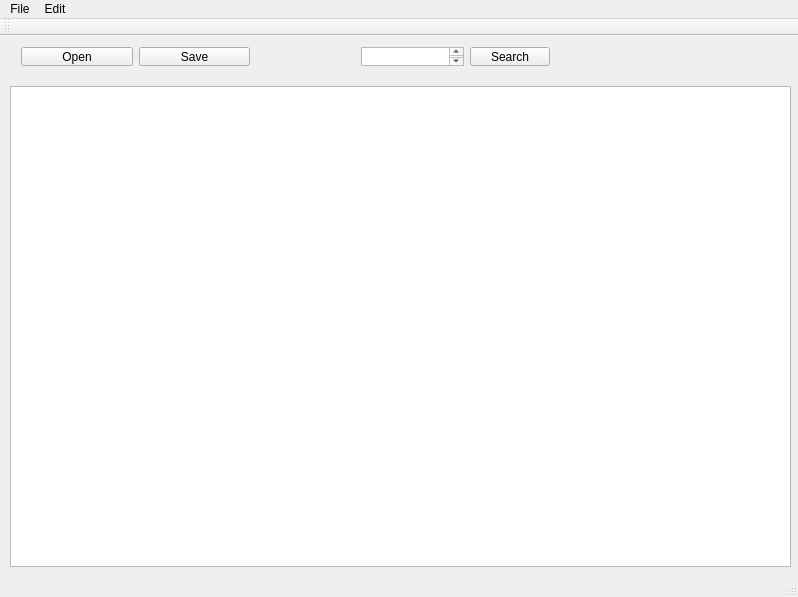
Before: the Qt Designer form fedit.ui in Ffoeg311/fedit-simple, drawn with Qt 5.
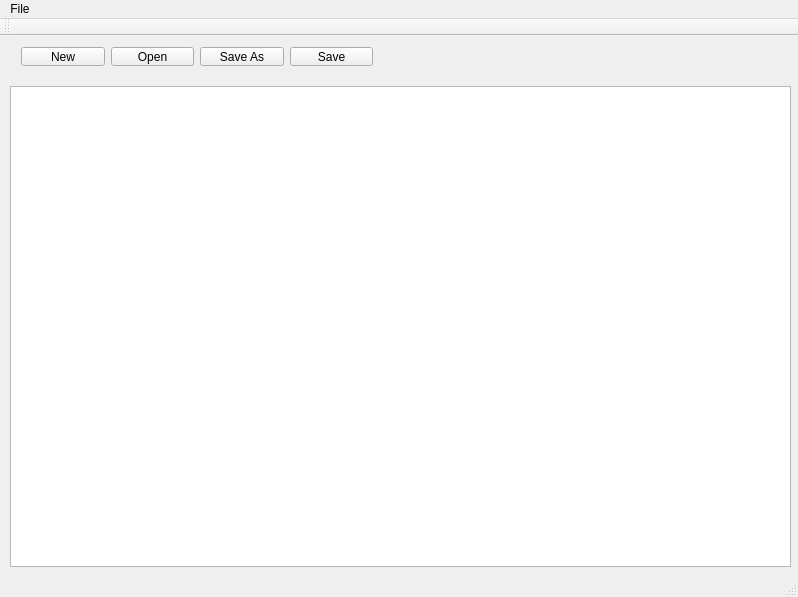
After: the same form once the commit is applied.

Commit message: Implemented functionality to start new files.

The edit to the form file:
```diff
--- a/fedit.ui
+++ b/fedit.ui
@@ -19,11 +19,18 @@
      <rect>
       <x>10</x>
       <y>0</y>
-      <width>251</width>
+      <width>374</width>
       <height>41</height>
      </rect>
     </property>
     <layout class="QHBoxLayout" name="horizontalLayout">
+     <item>
+      <widget class="QPushButton" name="newButton">
+       <property name="text">
+        <string>New</string>
+       </property>
+      </widget>
+     </item>
      <item>
       <widget class="QPushButton" name="openButton">
        <property name="text">
@@ -31,6 +38,13 @@
        </property>
       </widget>
      </item>
+     <item>
+      <widget class="QPushButton" name="saveAsButton">
+       <property name="text">
+        <string>Save As</string>
+       </property>
+      </widget>
+     </item>
      <item>
       <widget class="QPushButton" name="saveButton">
        <property name="text">
@@ -40,28 +54,6 @@
      </item>
     </layout>
    </widget>
-   <widget class="QWidget" name="horizontalLayoutWidget_2">
-    <property name="geometry">
-     <rect>
-      <x>350</x>
-      <y>0</y>
-      <width>211</width>
-      <height>41</height>
-     </rect>
-    </property>
-    <layout class="QHBoxLayout" name="horizontalLayout_2">
-     <item>
-      <widget class="QTextEdit" name="searchEdit"/>
-     </item>
-     <item>
-      <widget class="QPushButton" name="searchButton">
-       <property name="text">
-        <string>Search</string>
-       </property>
-      </widget>
-     </item>
-    </layout>
-   </widget>
    <widget class="QTextEdit" name="textEdit">
     <property name="geometry">
      <rect>
@@ -86,19 +78,9 @@
     <property name="title">
      <string>File</string>
     </property>
-    <addaction name="actionNew"/>
-    <addaction name="actionOpen"/>
-    <addaction name="actionSave"/>
-    <addaction name="actionSave_As"/>
-    <addaction name="actionClose"/>
-   </widget>
-   <widget class="QMenu" name="menuEdit">
-    <property name="title">
-     <string>Edit</string>
-    </property>
+    <addaction name="actionClose_2"/>
    </widget>
    <addaction name="menuFile"/>
-   <addaction name="menuEdit"/>
   </widget>
   <widget class="QToolBar" name="mainToolBar">
    <attribute name="toolBarArea">
```
Left out of the diff: 5 changed lines with no effect on the pictures. The commit also changes 2 other files.
